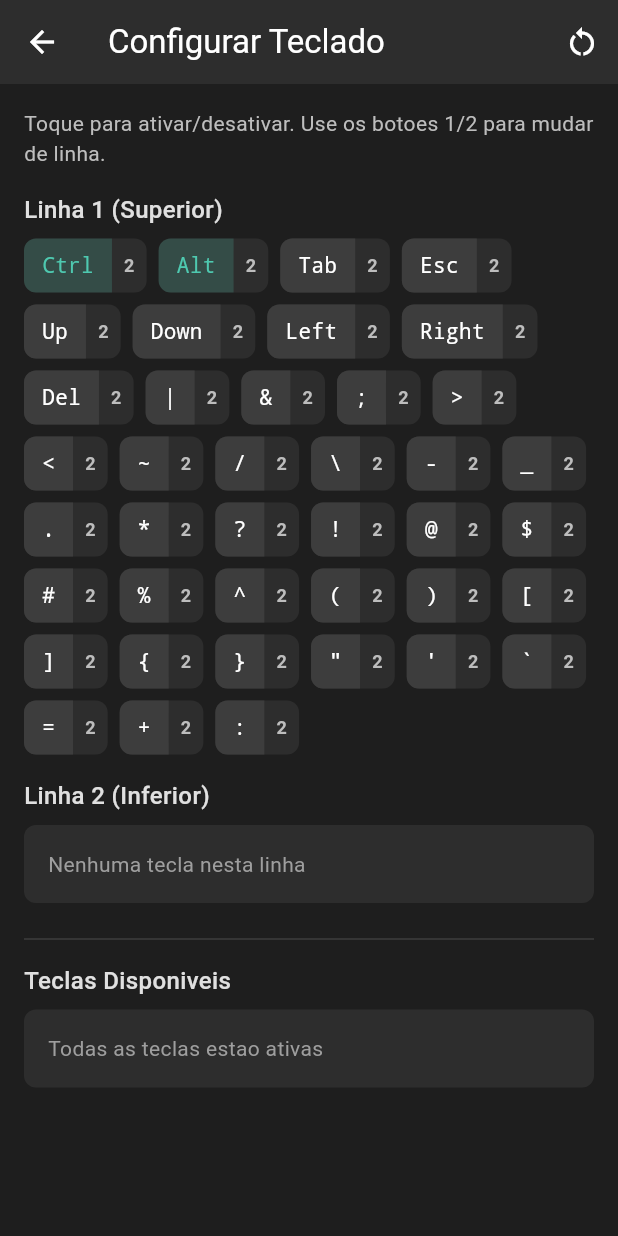
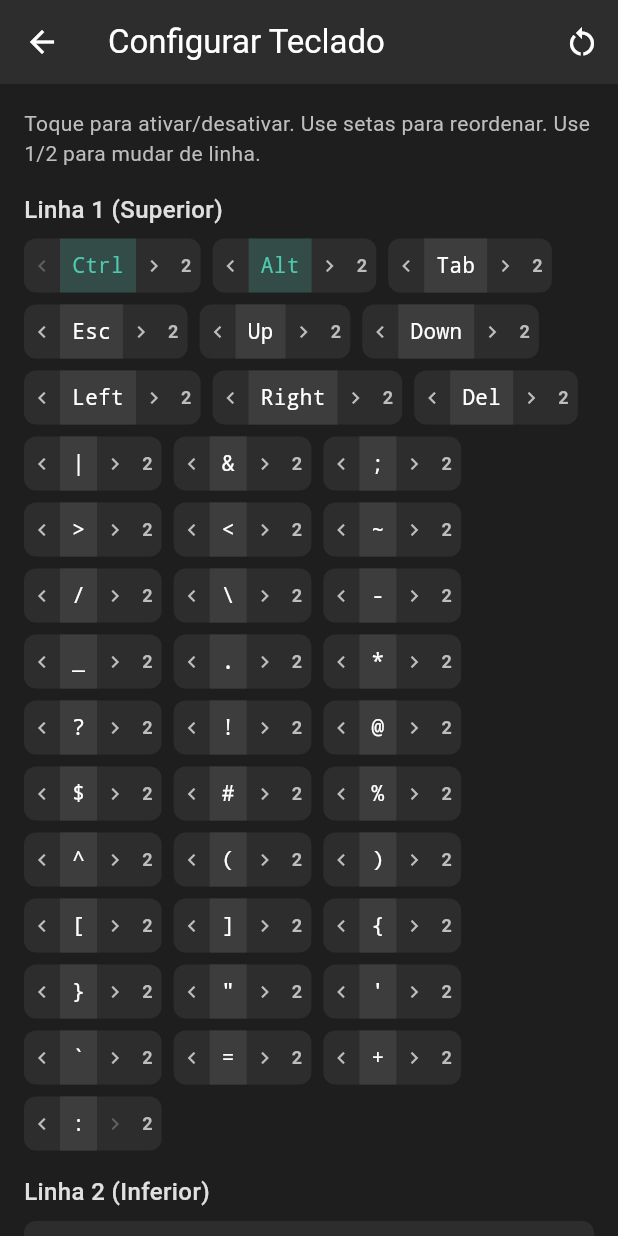
Before and after one commit to ropermen/c-term, a Flutter app: the KeyboardSettingsScreen screen opened directly, on a phone screen of 412 x 824 dp. Run offline on Flutter 3.47's test engine with Material 3 defaults, Android fonts, the phone set to English and light mode, and no system bars; our stand-ins replace flutter_secure_storage, local_auth, wakelock_plus; missing offline and left inert: dartssh2, flutter_foreground_task, xterm; accounts and stored records are empty.

Commit message:
Allow reordering keys within each row
- Added left/right arrows to move keys within their row
- Keys can now be positioned precisely in each line
- Updated settings UI with reorder controls

Co-Authored-By: Claude Opus 4.5 <noreply@anthropic.com>

```diff
--- a/lib/screens/keyboard_settings_screen.dart
+++ b/lib/screens/keyboard_settings_screen.dart
@@ -68,7 +68,7 @@ class _KeyboardSettingsScreenState extends State<KeyboardSettingsScreen> {
             padding: const EdgeInsets.all(16),
             children: [
               Text(
-                'Toque para ativar/desativar. Use os botoes 1/2 para mudar de linha.',
+                'Toque para ativar/desativar. Use setas para reordenar. Use 1/2 para mudar de linha.',
                 style: TextStyle(color: Colors.grey.shade400, fontSize: 14),
               ),
               const SizedBox(height: 16),
@@ -142,11 +142,13 @@ class _KeysRow extends StatelessWidget {
     return Wrap(
       spacing: 8,
       runSpacing: 8,
-      children: keys.map((key) => _KeyChip(
-        keyData: key,
+      children: List.generate(keys.length, (index) => _KeyChip(
+        keyData: keys[index],
         provider: provider,
         currentRow: currentRow,
-      )).toList(),
+        isFirst: index == 0,
+        isLast: index == keys.length - 1,
+      )),
     );
   }
 }
@@ -155,11 +157,15 @@ class _KeyChip extends StatelessWidget {
   final KeyboardKey keyData;
   final KeyboardProvider provider;
   final int currentRow;
+  final bool isFirst;
+  final bool isLast;
 
   const _KeyChip({
     required this.keyData,
     required this.provider,
     required this.currentRow,
+    this.isFirst = false,
+    this.isLast = false,
   });
 
   @override
@@ -174,16 +180,28 @@ class _KeyChip extends StatelessWidget {
       child: Row(
         mainAxisSize: MainAxisSize.min,
         children: [
+          // Left arrow
+          InkWell(
+            onTap: isFirst ? null : () => provider.moveKeyLeft(keyData.id),
+            borderRadius: const BorderRadius.horizontal(left: Radius.circular(8)),
+            child: Container(
+              padding: const EdgeInsets.symmetric(horizontal: 4, vertical: 8),
+              child: Icon(
+                Icons.chevron_left,
+                size: 16,
+                color: isFirst ? Colors.grey.shade700 : Colors.grey.shade400,
+              ),
+            ),
+          ),
+          // Key label
           InkWell(
             onTap: () => provider.toggleKey(keyData.id),
-            borderRadius: const BorderRadius.horizontal(left: Radius.circular(8)),
             child: Container(
-              padding: const EdgeInsets.symmetric(horizontal: 12, vertical: 8),
+              padding: const EdgeInsets.symmetric(horizontal: 8, vertical: 8),
               decoration: BoxDecoration(
                 color: keyData.isModifier
                     ? const Color(0xFF4EC9B0).withOpacity(0.2)
                     : const Color(0xFF3D3D3D),
-                borderRadius: const BorderRadius.horizontal(left: Radius.circular(8)),
               ),
               child: Text(
                 keyData.label,
@@ -195,11 +213,24 @@ class _KeyChip extends StatelessWidget {
               ),
             ),
           ),
+          // Right arrow
+          InkWell(
+            onTap: isLast ? null : () => provider.moveKeyRight(keyData.id),
+            child: Container(
+              padding: const EdgeInsets.symmetric(horizontal: 4, vertical: 8),
+              child: Icon(
+                Icons.chevron_right,
+                size: 16,
+                color: isLast ? Colors.grey.shade700 : Colors.grey.shade400,
+              ),
+            ),
+          ),
+          // Row toggle
           InkWell(
             onTap: () => provider.setKeyRow(keyData.id, targetRow),
             borderRadius: const BorderRadius.horizontal(right: Radius.circular(8)),
             child: Container(
-              padding: const EdgeInsets.symmetric(horizontal: 8, vertical: 8),
+              padding: const EdgeInsets.symmetric(horizontal: 6, vertical: 8),
               child: Text(
                 '$targetRow',
                 style: TextStyle(
--- a/pubspec.yaml
+++ b/pubspec.yaml
@@ -16,7 +16,7 @@ publish_to: 'none' # Remove this line if you wish to publish to pub.dev
 # https://developer.apple.com/library/archive/documentation/General/Reference/InfoPlistKeyReference/Articles/CoreFoundationKeys.html
 # In Windows, build-name is used as the major, minor, and patch parts
 # of the product and file versions while build-number is used as the build suffix.
-version: 1.8.0+13
+version: 1.9.0+14
 
 environment:
   sdk: ^3.6.1
```
Also changed, not shown: lib/providers/keyboard_provider.dart (+42 -0 lines).
